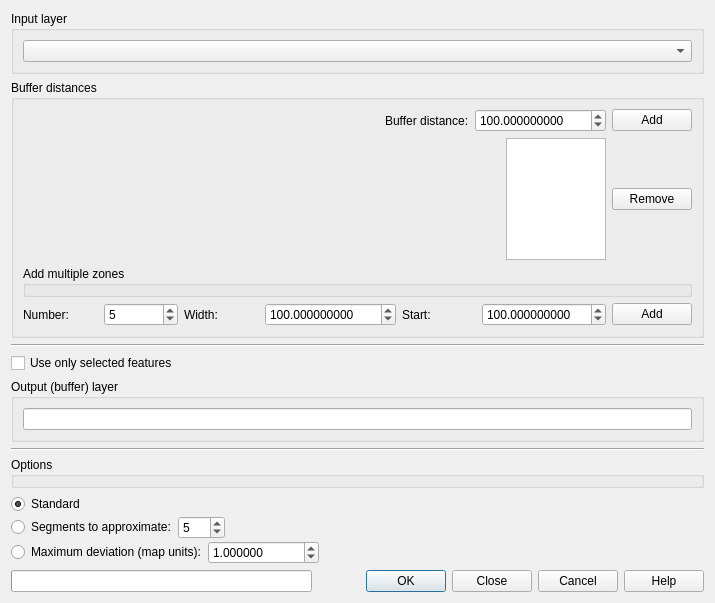
Qt form ui_multidistancebuffer.ui (havatv/qgismultidistancebufferplugin) before a commit.
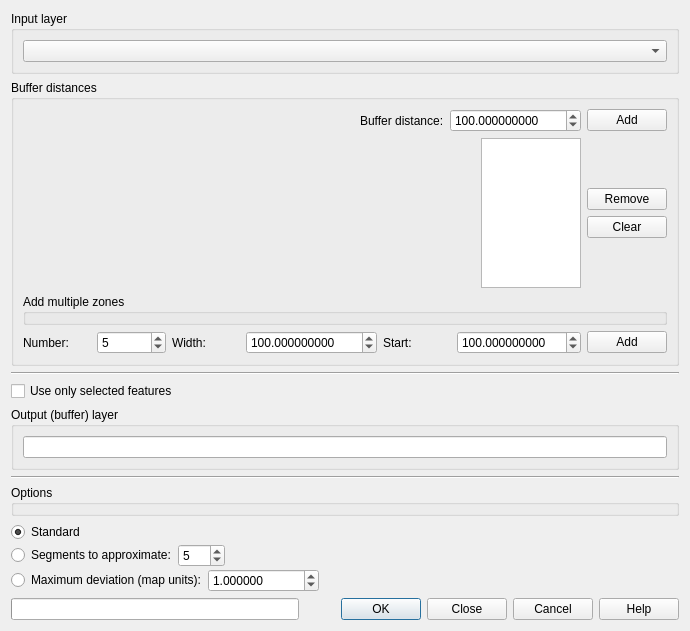
The same form after that commit.

Commit message: Added clear button and updated translations

```diff
--- a/ui_multidistancebuffer.ui
+++ b/ui_multidistancebuffer.ui
@@ -6,8 +6,8 @@
    <rect>
     <x>0</x>
     <y>0</y>
-    <width>715</width>
-    <height>603</height>
+    <width>690</width>
+    <height>631</height>
    </rect>
   </property>
   <property name="windowTitle">
@@ -96,6 +96,9 @@
           <property name="orientation">
            <enum>Qt::Horizontal</enum>
           </property>
+          <property name="sizeType">
+           <enum>QSizePolicy::Expanding</enum>
+          </property>
           <property name="sizeHint" stdset="0">
            <size>
             <width>40</width>
@@ -136,11 +139,54 @@
          </widget>
         </item>
         <item>
-         <widget class="QPushButton" name="removeButton">
-          <property name="text">
-           <string>Remove</string>
-          </property>
-         </widget>
+         <layout class="QVBoxLayout" name="verticalLayout_5">
+          <item>
+           <spacer name="verticalSpacer">
+            <property name="orientation">
+             <enum>Qt::Vertical</enum>
+            </property>
+            <property name="sizeHint" stdset="0">
+             <size>
+              <width>20</width>
+              <height>40</height>
+             </size>
+            </property>
+           </spacer>
+          </item>
+          <item>
+           <widget class="QPushButton" name="removeButton">
+            <property name="toolTip">
+             <string>Remove the selected entries</string>
+            </property>
+            <property name="text">
+             <string>Remove</string>
+            </property>
+           </widget>
+          </item>
+          <item>
+           <widget class="QPushButton" name="clearButton">
+            <property name="toolTip">
+             <string>Remove all entries</string>
+            </property>
+            <property name="text">
+             <string>Clear</string>
+            </property>
+           </widget>
+          </item>
+          <item>
+           <spacer name="verticalSpacer_2">
+            <property name="orientation">
+             <enum>Qt::Vertical</enum>
+            </property>
+            <property name="sizeHint" stdset="0">
+             <size>
+              <width>20</width>
+              <height>40</height>
+             </size>
+            </property>
+           </spacer>
+          </item>
+         </layout>
         </item>
        </layout>
       </item>
@@ -267,7 +313,11 @@
      </property>
      <layout class="QHBoxLayout" name="horizontalLayout_2">
       <item>
-       <widget class="QLineEdit" name="outputLayerName"/>
+       <widget class="QLineEdit" name="outputLayerName">
+        <property name="toolTip">
+         <string>The name of the output layer</string>
+        </property>
+       </widget>
       </item>
      </layout>
     </widget>
```
Left out of the diff: 3 changed lines with no effect on the pictures. The commit also changes 4 other files.
